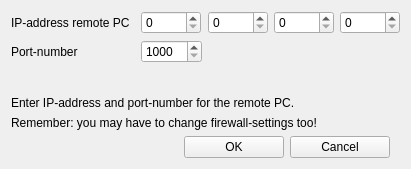
Old version of the form proto-udp/ftnoir_ftncontrols.ui in the repository opentrack/opentrack.
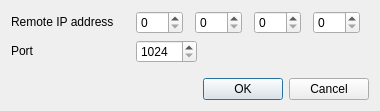
New version of the form. Icons and pictures are not drawn.

```diff
--- a/proto-udp/ftnoir_ftncontrols.ui
+++ b/proto-udp/ftnoir_ftncontrols.ui
@@ -9,8 +9,8 @@
    <rect>
     <x>0</x>
     <y>0</y>
-    <width>411</width>
-    <height>169</height>
+    <width>372</width>
+    <height>106</height>
    </rect>
   </property>
   <property name="windowTitle">
@@ -26,26 +26,66 @@
   <property name="autoFillBackground">
    <bool>false</bool>
   </property>
-  <layout class="QVBoxLayout" name="_vertical_layout">
-   <item>
+  <layout class="QGridLayout" name="gridLayout_2">
+   <item row="1" column="0">
+    <widget class="QDialogButtonBox" name="buttonBox">
+     <property name="sizePolicy">
+      <sizepolicy hsizetype="Minimum" vsizetype="Maximum">
+       <horstretch>0</horstretch>
+       <verstretch>0</verstretch>
+      </sizepolicy>
+     </property>
+     <property name="standardButtons">
+      <set>QDialogButtonBox::Cancel|QDialogButtonBox::Ok</set>
+     </property>
+    </widget>
+   </item>
+   <item row="0" column="0">
+    <widget class="QFrame" name="frame">
+     <property name="sizePolicy">
+      <sizepolicy hsizetype="Minimum" vsizetype="Maximum">
+       <horstretch>0</horstretch>
+       <verstretch>0</verstretch>
+      </sizepolicy>
+     </property>
     <layout class="QGridLayout" name="gridLayout">
-     <item row="1" column="4">
-      <widget class="QSpinBox" name="spinIPFourthNibble">
-       <property name="maximumSize">
-        <size>
-         <width>60</width>
-         <height>16777215</height>
-        </size>
-       </property>
-       <property name="maximum">
-        <number>255</number>
-       </property>
-       <property name="singleStep">
-        <number>1</number>
-       </property>
-      </widget>
-     </item>
-     <item row="1" column="1">
+      <property name="leftMargin">
+       <number>0</number>
+      </property>
+      <property name="topMargin">
+       <number>0</number>
+      </property>
+      <property name="rightMargin">
+       <number>0</number>
+      </property>
+      <property name="horizontalSpacing">
+       <number>22</number>
+      </property>
+      <item row="0" column="1">
+       <widget class="QFrame" name="frame_2">
+        <property name="sizePolicy">
+         <sizepolicy hsizetype="Minimum" vsizetype="Maximum">
+          <horstretch>0</horstretch>
+          <verstretch>0</verstretch>
+         </sizepolicy>
+        </property>
+        <property name="frameShape">
+         <enum>QFrame::NoFrame</enum>
+        </property>
+        <layout class="QHBoxLayout" name="horizontalLayout">
+         <property name="spacing">
+          <number>12</number>
+         </property>
+         <property name="leftMargin">
+          <number>0</number>
+         </property>
+         <property name="topMargin">
+          <number>0</number>
+         </property>
+         <property name="bottomMargin">
+          <number>0</number>
+         </property>
+         <item>
       <widget class="QSpinBox" name="spinIPFirstNibble">
        <property name="maximumSize">
         <size>
@@ -61,7 +101,7 @@
        </property>
       </widget>
      </item>
-     <item row="1" column="2">
+         <item>
       <widget class="QSpinBox" name="spinIPSecondNibble">
        <property name="maximumSize">
         <size>
@@ -77,7 +117,7 @@
        </property>
       </widget>
      </item>
-     <item row="1" column="3">
+         <item>
       <widget class="QSpinBox" name="spinIPThirdNibble">
        <property name="maximumSize">
         <size>
@@ -93,155 +133,69 @@
        </property>
       </widget>
      </item>
-     <item row="1" column="0">
-      <widget class="QLabel" name="label_4">
-       <property name="text">
-        <string>IP-address remote PC</string>
-       </property>
-      </widget>
-     </item>
-     <item row="2" column="0">
-      <widget class="QLabel" name="label_5">
-       <property name="text">
-        <string>Port-number</string>
-       </property>
-      </widget>
-     </item>
-     <item row="2" column="1">
+         <item>
+          <widget class="QSpinBox" name="spinIPFourthNibble">
+           <property name="maximumSize">
+            <size>
+             <width>60</width>
+             <height>16777215</height>
+            </size>
+           </property>
+           <property name="maximum">
+            <number>255</number>
+           </property>
+           <property name="singleStep">
+            <number>1</number>
+           </property>
+          </widget>
+         </item>
+        </layout>
+       </widget>
+      </item>
+      <item row="1" column="1">
       <widget class="QSpinBox" name="spinPortNumber">
+        <property name="sizePolicy">
+         <sizepolicy hsizetype="Maximum" vsizetype="Maximum">
+          <horstretch>0</horstretch>
+          <verstretch>0</verstretch>
+         </sizepolicy>
+        </property>
        <property name="minimum">
-        <number>1000</number>
+         <number>1024</number>
        </property>
        <property name="maximum">
-        <number>10000</number>
+         <number>65535</number>
        </property>
       </widget>
      </item>
-    </layout>
-   </item>
-   <item>
-    <spacer name="verticalSpacer">
-     <property name="orientation">
-      <enum>Qt::Vertical</enum>
-     </property>
-     <property name="sizeHint" stdset="0">
-      <size>
-       <width>20</width>
-       <height>40</height>
-      </size>
-     </property>
-    </spacer>
-   </item>
-   <item>
-    <layout class="QVBoxLayout" name="verticalLayout">
-     <item>
-      <widget class="QLabel" name="label">
-       <property name="text">
-        <string>Enter IP-address and port-number for the remote PC.</string>
-       </property>
-       <property name="wordWrap">
-        <bool>true</bool>
-       </property>
-      </widget>
-     </item>
-     <item>
-      <widget class="QLabel" name="label_3">
-       <property name="text">
-        <string>Remember: you may have to change firewall-settings too!</string>
-       </property>
-      </widget>
-     </item>
-    </layout>
-   </item>
-   <item>
-    <layout class="QHBoxLayout" name="horizontalLayout">
-     <item>
-      <spacer name="horizontalSpacer_2">
-       <property name="orientation">
-        <enum>Qt::Horizontal</enum>
-       </property>
-       <property name="sizeHint" stdset="0">
-        <size>
-         <width>40</width>
-         <height>20</height>
-        </size>
-       </property>
-      </spacer>
-     </item>
-     <item>
-      <layout class="QHBoxLayout" name="horizontalLayout_2">
-       <property name="sizeConstraint">
-        <enum>QLayout::SetDefaultConstraint</enum>
-       </property>
-       <item>
-        <widget class="QPushButton" name="btnOK">
+      <item row="0" column="0">
+       <widget class="QLabel" name="label_4">
          <property name="sizePolicy">
-          <sizepolicy hsizetype="Preferred" vsizetype="Fixed">
+         <sizepolicy hsizetype="Minimum" vsizetype="Maximum">
            <horstretch>0</horstretch>
            <verstretch>0</verstretch>
           </sizepolicy>
          </property>
-         <property name="minimumSize">
-          <size>
-           <width>100</width>
-           <height>0</height>
-          </size>
-         </property>
-         <property name="maximumSize">
-          <size>
-           <width>100</width>
-           <height>16777215</height>
-          </size>
-         </property>
          <property name="text">
-          <string>OK</string>
+         <string>Remote IP address</string>
          </property>
         </widget>
        </item>
-       <item>
-        <widget class="QPushButton" name="btnCancel">
+      <item row="1" column="0">
+       <widget class="QLabel" name="label_5">
          <property name="sizePolicy">
-          <sizepolicy hsizetype="Preferred" vsizetype="Fixed">
+         <sizepolicy hsizetype="Minimum" vsizetype="Maximum">
            <horstretch>0</horstretch>
            <verstretch>0</verstretch>
           </sizepolicy>
          </property>
-         <property name="minimumSize">
-          <size>
-           <width>100</width>
-           <height>0</height>
-          </size>
-         </property>
-         <property name="maximumSize">
-          <size>
-           <width>100</width>
-           <height>16777215</height>
-          </size>
-         </property>
          <property name="text">
-          <string>Cancel</string>
+         <string>Port</string>
          </property>
         </widget>
        </item>
       </layout>
-     </item>
-     <item>
-      <spacer name="horizontalSpacer">
-       <property name="orientation">
-        <enum>Qt::Horizontal</enum>
-       </property>
-       <property name="sizeType">
-        <enum>QSizePolicy::Fixed</enum>
-       </property>
-       <property name="sizeHint" stdset="0">
-        <size>
-         <width>10</width>
-         <height>20</height>
-        </size>
-       </property>
-      </spacer>
-     </item>
-    </layout>
+    </widget>
    </item>
   </layout>
  </widget>
```
Left out of the diff: 23 changed lines with no effect on the pictures. Lines whose indentation alone changed are shown as unchanged.
